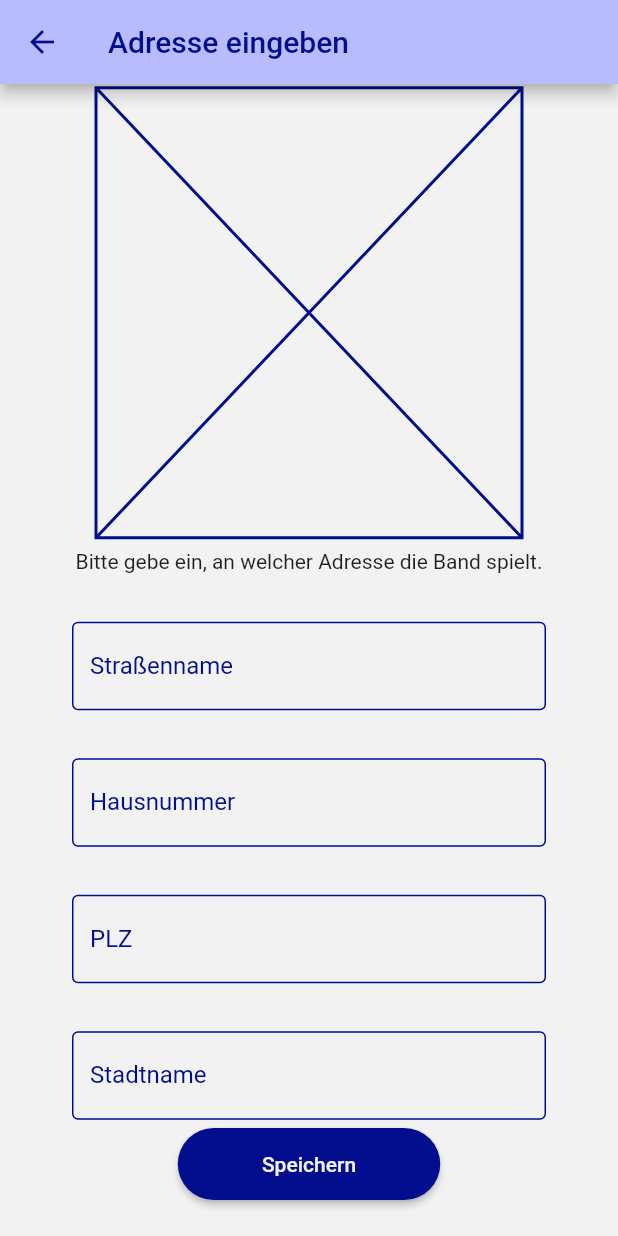
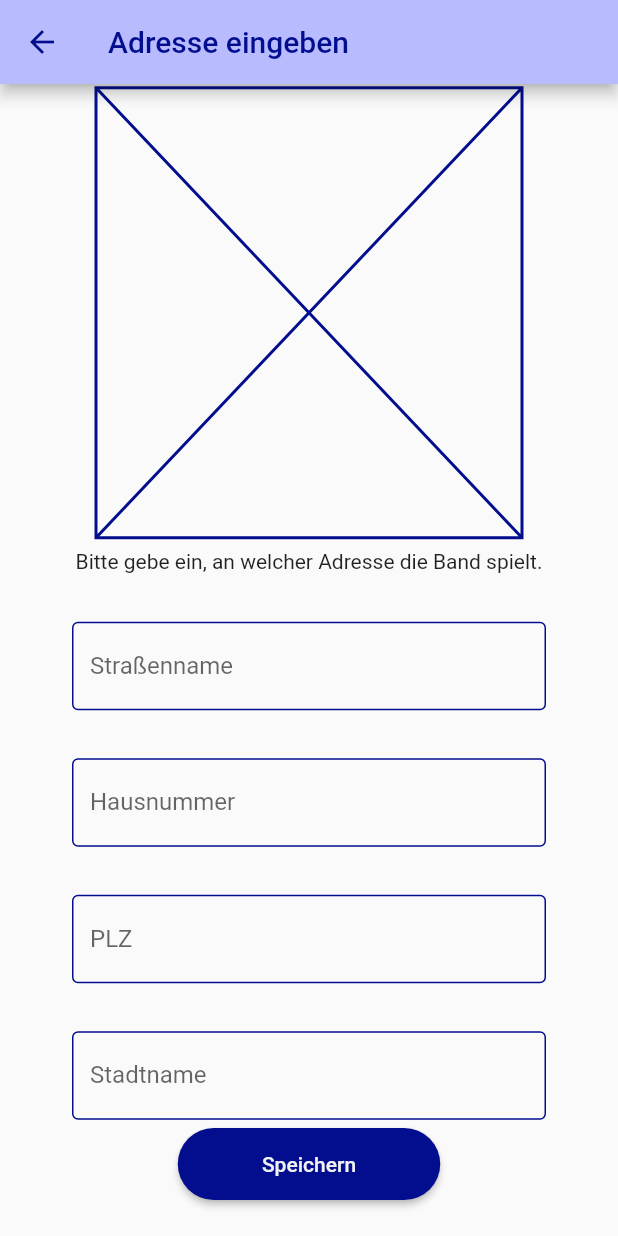
Before and after one commit to Mavv3006/Blue-Bird-Big-Band-Admin, a Flutter app: the AddingConcert4Screen screen opened by its route, on a phone screen of 412 x 824 dp. Run offline on Flutter 3.47's test engine with Material 2 defaults, Android fonts, the phone set to English and light mode, and no system bars.

```diff
--- a/lib/main.dart
+++ b/lib/main.dart
@@ -4,6 +4,7 @@ import 'package:admin_app/screens/addingConcertScreen/adding_concert_2.dart';
 import 'package:admin_app/screens/addingConcertScreen/adding_concert_3.dart';
 import 'package:admin_app/screens/addingConcertScreen/adding_concert_4.dart';
 import 'package:admin_app/screens/concertListScreen/concert_list_screen.dart';
+import 'package:admin_app/screens/loginScreen/login_screen.dart';
 import 'package:admin_app/util/colors.dart';
 import 'package:admin_app/util/routes.dart';
 import 'package:flutter/material.dart';
@@ -49,6 +50,7 @@ class MyApp extends StatelessWidget {
           Routes.addConcert2: (context) => const AddingConcert2Screen(),
           Routes.addConcert3: (context) => const AddingConcert3Screen(),
           Routes.addConcert4: (context) => const AddingConcert4Screen(),
+          Routes.login: (context) => const LoginScreen(),
         },
         supportedLocales: const [Locale('de', 'DE'), Locale('en', 'EN')],
         localizationsDelegates: const [
--- a/lib/screens/addingConcertScreen/adding_concert_4.dart
+++ b/lib/screens/addingConcertScreen/adding_concert_4.dart
@@ -1,12 +1,10 @@
 import 'package:admin_app/resources/provider/concert_provider.dart';
 import 'package:admin_app/screens/addingConcertScreen/adding_concert_continue_button.dart';
-import 'package:admin_app/screens/addingConcertScreen/adding_concert_scaffold.dart';
-import 'package:admin_app/screens/addingConcertScreen/image_placeholder.dart';
-import 'package:admin_app/screens/addingConcertScreen/text_field.dart';
+import 'package:admin_app/screens/widgets/image_placeholder.dart';
+import 'package:admin_app/screens/widgets/text_field.dart';
 import 'package:admin_app/util/constants.dart';
 import 'package:admin_app/util/routes.dart';
 import 'package:flutter/material.dart';
-import 'package:meta/meta.dart';
 import 'package:provider/provider.dart';
 
 class AddingConcert4Screen extends StatefulWidget {
@@ -25,9 +23,13 @@ class _AddingConcert4ScreenState extends State<AddingConcert4Screen> {
 
   @override
   Widget build(BuildContext context) {
-    return AddingConcertScaffold(
-      appBarTitle: "Adresse eingeben",
-      child: Stack(
+    return Scaffold(
+      appBar: AppBar(
+        title: const Text(
+          "Adresse eingeben",
+        ),
+      ),
+      body: Stack(
         children: [
           Center(
             child: SingleChildScrollView(
@@ -54,7 +56,7 @@ class _AddingConcert4ScreenState extends State<AddingConcert4Screen> {
                       child: Column(
                         mainAxisAlignment: MainAxisAlignment.center,
                         children: [
-                          ConcertAddingTextField(
+                          MyTexField(
                             labelText: "Straßenname",
                             controller: streetController,
                             validator: (value) {
@@ -65,7 +67,7 @@ class _AddingConcert4ScreenState extends State<AddingConcert4Screen> {
                             },
                           ),
                           sizedBox32,
-                          ConcertAddingTextField(
+                          MyTexField(
                             controller: houseNumberController,
                             labelText: "Hausnummer",
                             validator: (value) {
@@ -76,7 +78,7 @@ class _AddingConcert4ScreenState extends State<AddingConcert4Screen> {
                             },
                           ),
                           sizedBox32,
-                          ConcertAddingTextField(
+                          MyTexField(
                             controller: plzController,
                             labelText: "PLZ",
                             keyboardType: TextInputType.number,
@@ -88,7 +90,7 @@ class _AddingConcert4ScreenState extends State<AddingConcert4Screen> {
                             },
                           ),
                           sizedBox32,
-                          ConcertAddingTextField(
+                          MyTexField(
                             controller: cityNameController,
                             labelText: "Stadtname",
                             validator: (value) {
--- a/lib/screens/addingConcertScreen/adding_concert_scaffold.dart
+++ /dev/null
@@ -1,28 +0,0 @@
-import 'package:admin_app/util/colors.dart';
-import 'package:flutter/material.dart';
-
-class AddingConcertScaffold extends StatelessWidget {
-  const AddingConcertScaffold(
-      {Key? key, required this.child, required this.appBarTitle})
-      : super(key: key);
-
-  final Widget child;
-  final String appBarTitle;
-
-  @override
-  Widget build(BuildContext context) {
-    return Scaffold(
-        backgroundColor: AddingConcertColors.backgroundColor,
-        appBar: AppBar(
-          title: Text(
-            appBarTitle,
-            style: const TextStyle(
-              color: AddingConcertColors.darkBlue,
-            ),
-          ),
-          backgroundColor: AddingConcertColors.lightBlue,
-          iconTheme: const IconThemeData(color: AddingConcertColors.darkBlue),
-        ),
-        body: child);
-  }
-}
--- a/lib/screens/addingConcertScreen/text_field.dart
+++ b/lib/screens/widgets/text_field.dart
@@ -1,8 +1,8 @@
 import 'package:admin_app/util/constants.dart';
 import 'package:flutter/material.dart';
 
-class ConcertAddingTextField extends StatelessWidget {
-  const ConcertAddingTextField({
+class MyTexField extends StatelessWidget {
+  const MyTexField({
     Key? key,
     required this.controller,
     required this.labelText,
@@ -17,9 +17,6 @@ class ConcertAddingTextField extends StatelessWidget {
 
   @override
   Widget build(BuildContext context) {
-    var onPrimaryColorTextStyle = TextStyle(
-      color: Theme.of(context).colorScheme.onPrimary,
-    );
     return TextFormField(
       controller: controller,
       keyboardType: keyboardType,
@@ -29,7 +26,20 @@ class ConcertAddingTextField extends StatelessWidget {
         labelText: labelText,
         enabledBorder: darkBlueOutlineInputBorder,
         focusedBorder: darkBlueOutlineInputBorder,
-        labelStyle: onPrimaryColorTextStyle,
+        floatingLabelStyle: MaterialStateTextStyle.resolveWith(
+          (Set<MaterialState> states) {
+            var themeData = Theme.of(context);
+            if (states.contains(MaterialState.error)) {
+              var inputTheme = themeData.inputDecorationTheme;
+              var mergeTheme =
+                  inputTheme.floatingLabelStyle ?? inputTheme.labelStyle;
+              return TextStyle(color: themeData.errorColor).merge(mergeTheme);
+            }
+            return TextStyle(
+              color: themeData.colorScheme.onPrimary,
+            );
+          },
+        ),
       ),
     );
   }
--- a/lib/util/constants.dart
+++ b/lib/util/constants.dart
@@ -14,5 +14,6 @@ const darkBlueOutlineInputBorder = OutlineInputBorder(
   borderSide: darkBlueBorderSide,
 );
 const sizedBox32 = SizedBox(height: 32);
+const sizedBox16 = SizedBox(height: 16);
 
 const String dateFormatPattern = "dd.MM.yyyy";
--- a/lib/util/routes.dart
+++ b/lib/util/routes.dart
@@ -1,5 +1,3 @@
-import 'dart:io';
-
 import 'package:meta/meta.dart';
 
 @sealed
@@ -11,4 +9,5 @@ class Routes {
   static const String addConcert2 = 'addConcert2';
   static const String addConcert3 = 'addConcert3';
   static const String addConcert4 = 'addConcert4';
+  static const String login = 'login';
 }
--- a/pubspec.yaml
+++ b/pubspec.yaml
@@ -38,6 +38,7 @@ dependencies:
   intl: ^0.17.0
   http: ^0.13.5
   meta: ^1.7.0
+  dio: ^4.0.6
   flutter_localizations:
     sdk: flutter
 
```
Also changed, not shown: lib/screens/addingConcertScreen/adding_concert_1.dart (+8 -5 lines), lib/screens/addingConcertScreen/adding_concert_2.dart (+15 -11 lines), lib/screens/addingConcertScreen/adding_concert_3.dart (+8 -5 lines), lib/screens/concertListScreen/concert_list_screen.dart (+21 -11 lines), lib/screens/loginScreen/login_screen.dart (+91 -2 lines), lib/screens/widgets/image_placeholder.dart (renamed from lib/screens/addingConcertScreen/image_placeholder.dart), pubspec.lock.
